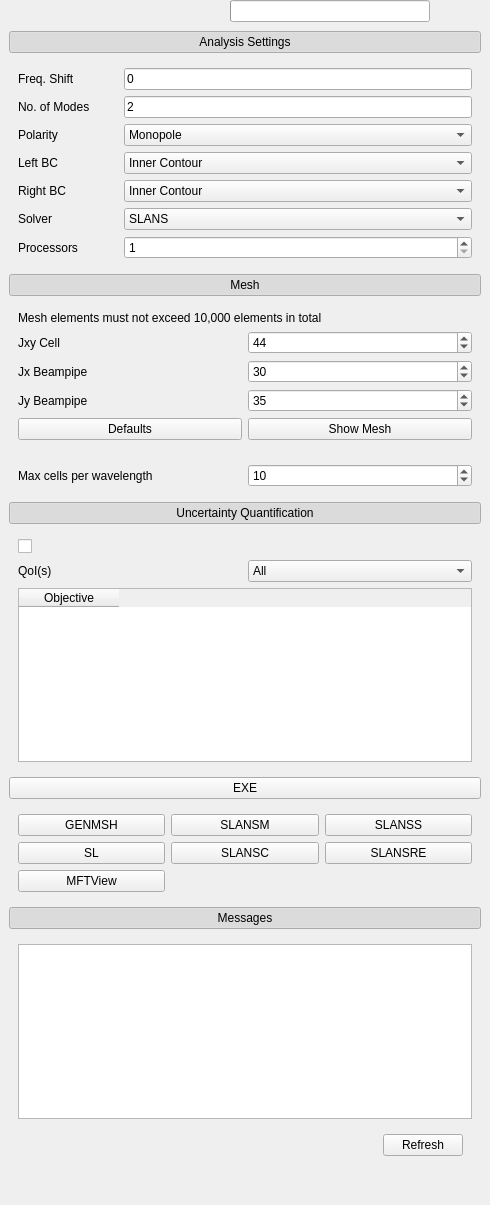
Qt form ui_files/eigenmode.ui (Dark-Elektron/CavityDesignHub) before a commit.
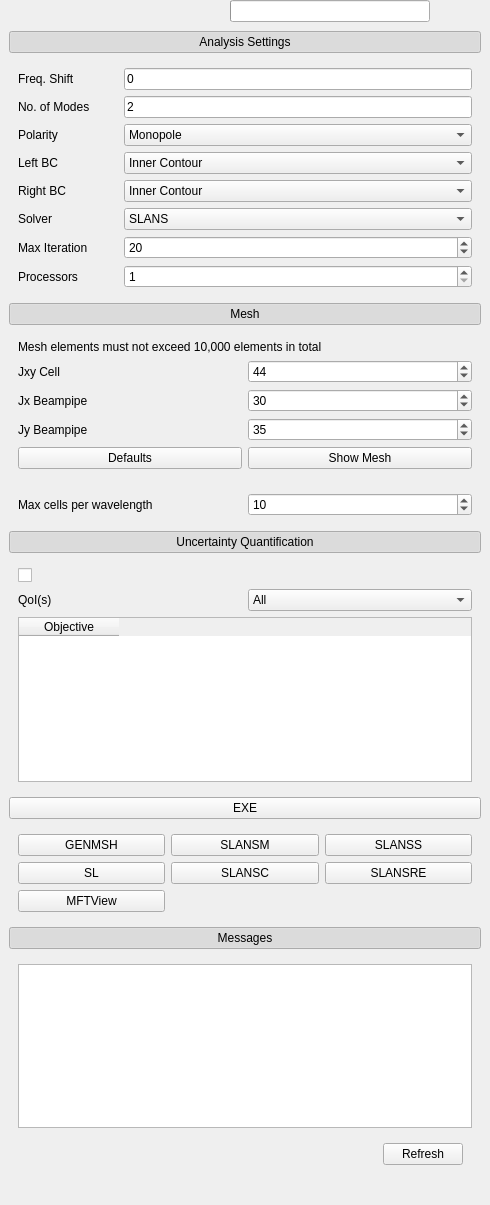
The same form after that commit. Icons and pictures are not drawn. Custom widgets are drawn as their Qt base class.

What changed in the file:
```diff
--- a/ui_files/eigenmode.ui
+++ b/ui_files/eigenmode.ui
@@ -568,6 +568,23 @@
                </item>
               </widget>
              </item>
+             <item row="8" column="0">
+              <widget class="QLabel" name="label_9">
+               <property name="text">
+                <string>Max Iteration</string>
+               </property>
+              </widget>
+             </item>
+             <item row="8" column="1">
+              <widget class="QSpinBox" name="sb_Max_Iteration">
+               <property name="minimum">
+                <number>10</number>
+               </property>
+               <property name="value">
+                <number>20</number>
+               </property>
+              </widget>
+             </item>
             </layout>
            </widget>
           </item>
```
